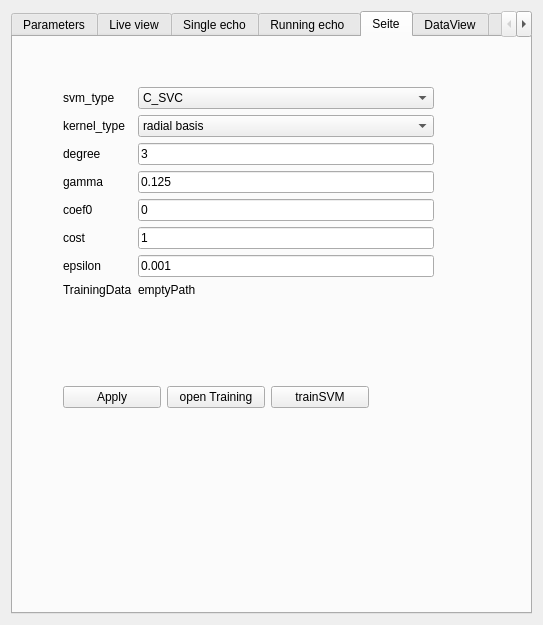
Qt form Hanse/Module_SonarLocalization/form_sonarlocalization.ui (iti-luebeck/HANSE2011) before a commit.
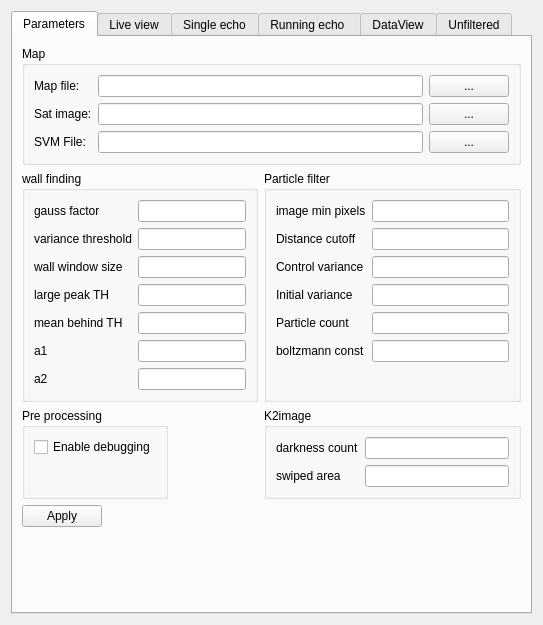
The same form after that commit. The open tabs and pages were chosen to show the change. Custom widgets are drawn as their Qt base class.

Diff of the .ui file:
```diff
--- a/Hanse/Module_SonarLocalization/form_sonarlocalization.ui
+++ b/Hanse/Module_SonarLocalization/form_sonarlocalization.ui
@@ -458,195 +458,6 @@
        </item>
       </layout>
      </widget>
-     <widget class="QWidget" name="tab_5">
-      <attribute name="title">
-       <string>Seite</string>
-      </attribute>
-      <widget class="QWidget" name="formLayoutWidget">
-       <property name="geometry">
-        <rect>
-         <x>50</x>
-         <y>50</y>
-         <width>371</width>
-         <height>268</height>
-        </rect>
-       </property>
-       <layout class="QFormLayout" name="formLayout_6">
-        <item row="3" column="0">
-         <widget class="QLabel" name="label_23">
-          <property name="text">
-           <string>kernel_type</string>
-          </property>
-         </widget>
-        </item>
-        <item row="3" column="1">
-         <widget class="QComboBox" name="kernelChooser">
-          <property name="currentIndex">
-           <number>2</number>
-          </property>
-          <item>
-           <property name="text">
-            <string>linear</string>
-           </property>
-          </item>
-          <item>
-           <property name="text">
-            <string>polynomial</string>
-           </property>
-          </item>
-          <item>
-           <property name="text">
-            <string>radial basis</string>
-           </property>
-          </item>
-          <item>
-           <property name="text">
-            <string>sigmoid</string>
-           </property>
-          </item>
-         </widget>
-        </item>
-        <item row="5" column="1">
-         <widget class="QLineEdit" name="gamma">
-          <property name="text">
-           <string>0.125</string>
-          </property>
-         </widget>
-        </item>
-        <item row="4" column="0">
-         <widget class="QLabel" name="label_24">
-          <property name="text">
-           <string>degree</string>
-          </property>
-         </widget>
-        </item>
-        <item row="4" column="1">
-         <widget class="QLineEdit" name="degree">
-          <property name="text">
-           <string>3</string>
-          </property>
-         </widget>
-        </item>
-        <item row="6" column="1">
-         <widget class="QLineEdit" name="coef0">
-          <property name="text">
-           <string>0</string>
-          </property>
-         </widget>
-        </item>
-        <item row="5" column="0">
-         <widget class="QLabel" name="label_25">
-          <property name="text">
-           <string>gamma</string>
-          </property>
-         </widget>
-        </item>
-        <item row="6" column="0">
-         <widget class="QLabel" name="label_26">
-          <property name="text">
-           <string>coef0</string>
-          </property>
-         </widget>
-        </item>
-        <item row="2" column="0">
-         <widget class="QLabel" name="label_22">
-          <property name="text">
-           <string>svm_type</string>
-          </property>
-         </widget>
-        </item>
-        <item row="2" column="1">
-         <widget class="QComboBox" name="svmChooser">
-          <item>
-           <property name="text">
-            <string>C_SVC</string>
-           </property>
-          </item>
-          <item>
-           <property name="text">
-            <string>nu_SVC</string>
-           </property>
-          </item>
-         </widget>
-        </item>
-        <item row="7" column="0">
-         <widget class="QLabel" name="label_27">
-          <property name="text">
-           <string>cost</string>
-          </property>
-         </widget>
-        </item>
-        <item row="7" column="1">
-         <widget class="QLineEdit" name="cost">
-          <property name="text">
-           <string>1</string>
-          </property>
-         </widget>
-        </item>
-        <item row="8" column="0">
-         <widget class="QLabel" name="label_28">
-          <property name="text">
-           <string>epsilon</string>
-          </property>
-         </widget>
-        </item>
-        <item row="8" column="1">
-         <widget class="QLineEdit" name="epsilon">
-          <property name="text">
-           <string>0.001</string>
-          </property>
-         </widget>
-        </item>
-        <item row="9" column="0">
-         <widget class="QLabel" name="label_29">
-          <property name="text">
-           <string>TrainingData</string>
-          </property>
-         </widget>
-        </item>
-        <item row="9" column="1">
-         <widget class="QLabel" name="trainingDataPath">
-          <property name="text">
-           <string>emptyPath</string>
-          </property>
-         </widget>
-        </item>
-       </layout>
-      </widget>
-      <widget class="QWidget" name="horizontalLayoutWidget">
-       <property name="geometry">
-        <rect>
-         <x>50</x>
-         <y>320</y>
-         <width>306</width>
-         <height>80</height>
-        </rect>
-       </property>
-       <layout class="QHBoxLayout" name="horizontalLayout">
-        <item>
-         <widget class="QPushButton" name="apply">
-          <property name="text">
-           <string>Apply</string>
-          </property>
-         </widget>
-        </item>
-        <item>
-         <widget class="QPushButton" name="openTrainingSamples">
-          <property name="text">
-           <string>open Training</string>
-          </property>
-         </widget>
-        </item>
-        <item>
-         <widget class="QPushButton" name="trainSVM">
-          <property name="text">
-           <string>trainSVM</string>
-          </property>
-         </widget>
-        </item>
-       </layout>
-      </widget>
-     </widget>
      <widget class="QWidget" name="tab_6">
       <attribute name="title">
        <string>DataView</string>
```
Left out of the diff: 28 changed lines with no effect on the pictures.
